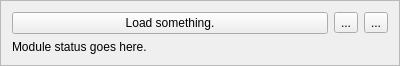
Qt form gui/manager/ui_module_widget.ui (Ulm-IQO/qudi) before a commit.
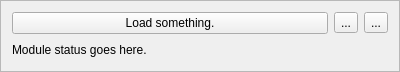
The same form after that commit. Icons and pictures are not drawn.

Commit message: make manager gui more compliant to naming scheme and use of ui files

The edit to the form file:
```diff
--- a/gui/manager/ui_module_widget.ui
+++ b/gui/manager/ui_module_widget.ui
@@ -7,7 +7,7 @@
     <x>0</x>
     <y>0</y>
     <width>400</width>
-    <height>61</height>
+    <height>72</height>
    </rect>
   </property>
   <property name="maximumSize">
```
Left out of the diff: 2 changed lines with no effect on the pictures. The commit also changes 5 other files.
